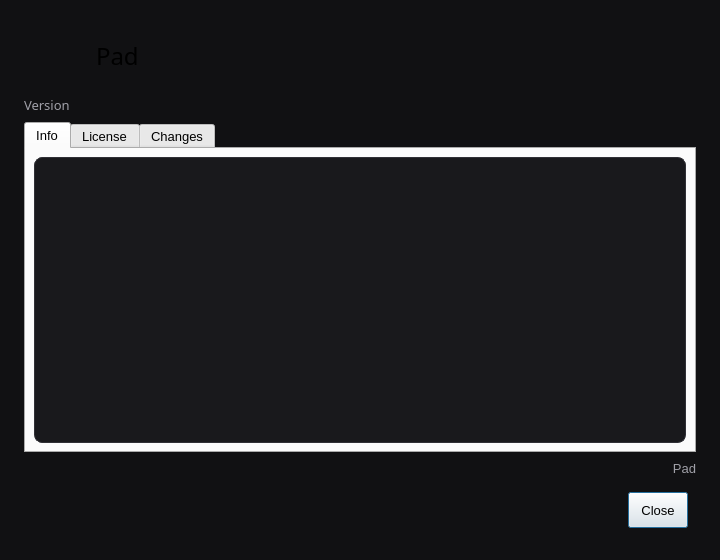
davaughnl/Pad, file src/gui/aboutdialog.ui: the form before one commit.
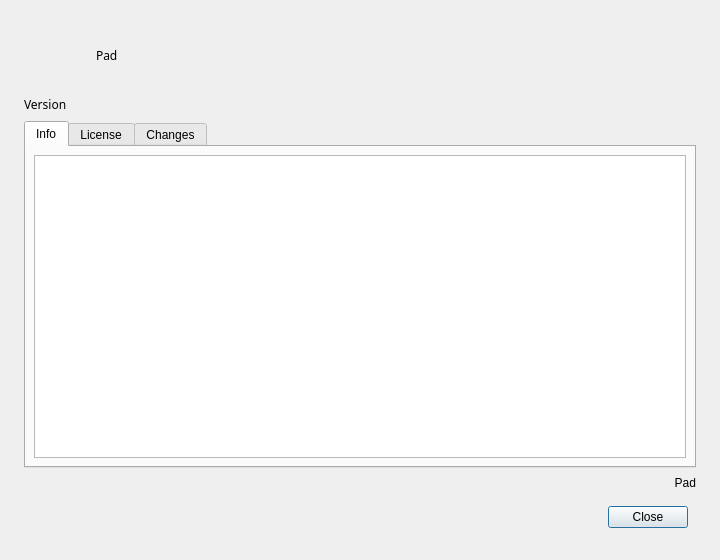
The form after the commit. Icons and pictures are not drawn.

Commit message: dialogs: strip remaining per-dialog stylesheets

The edit to the form file:
```diff
--- a/src/gui/aboutdialog.ui
+++ b/src/gui/aboutdialog.ui
@@ -2,24 +2,6 @@
 <ui version="4.0">
  <class>AboutDialog</class>
  <widget class="QDialog" name="AboutDialog">
-  <property name="styleSheet"><string>QWidget { font-family: &quot;Geist&quot;; font-size: 13px; font-weight: 400; }
-QDialog { background: #111113; }
-QPushButton, QToolButton { min-height: 24px; padding: 5px 12px; }
-QComboBox, QLineEdit, QSpinBox, QDoubleSpinBox { min-height: 24px; padding-top: 5px; padding-bottom: 5px; }
-QSpinBox { min-width: 96px; }
-QGroupBox { padding: 16px; margin-top: 16px; }
-QGroupBox::title { color: #b8b8bf; left: 16px; }
-QLabel:disabled, QCheckBox:disabled { color: #67676f; }
-QDialogButtonBox { border: none; padding-top: 8px; }
-QTextBrowser, QPlainTextEdit { background: #19191c; border: 1px solid #303036; border-radius: 8px; padding: 16px; color: #eeeeef; selection-background-color: #505058; }
-QLabel#titleLabel { font-size: 24px; }
-QLabel#versionLabel, QLabel#copyrightLabel { color: #a0a0a8; }
-QLabel#steps { color: #b8b8bf; padding: 16px; background: #19191c; border: 1px solid #303036; border-radius: 8px; }
-QStackedWidget#statusStack { background: #19191c; border: 1px solid #303036; border-radius: 8px; }
-QFrame[frameShape="4"], QFrame[frameShape="5"] { color: #29292d; background: #29292d; max-height: 1px; border: none; }
-QTableWidget { background: #19191c; border: 1px solid #303036; gridline-color: #29292d; }
-QHeaderView::section { background: #242427; color: #b8b8bf; padding: 8px; border: none; }
-</string></property>
   <property name="geometry">
    <rect>
     <x>0</x>
```
The commit also changes 5 other files.
